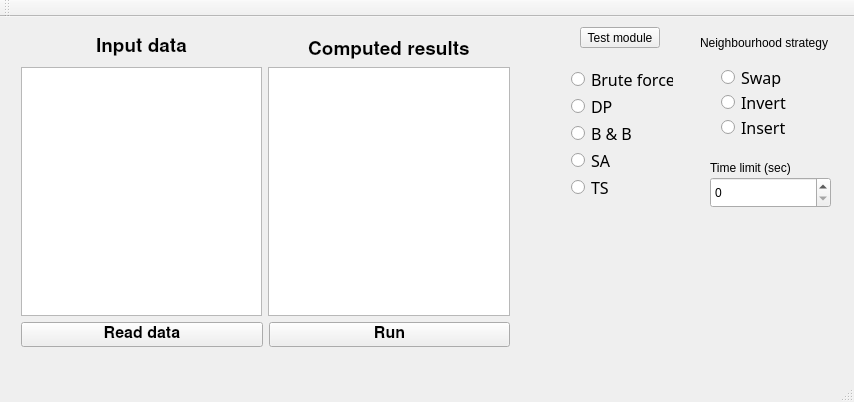
Before: the Qt Designer form gui/mainwindow.ui in ArfreeX/TravelingSalesmanProblem-PEA_1, drawn with Qt 5.
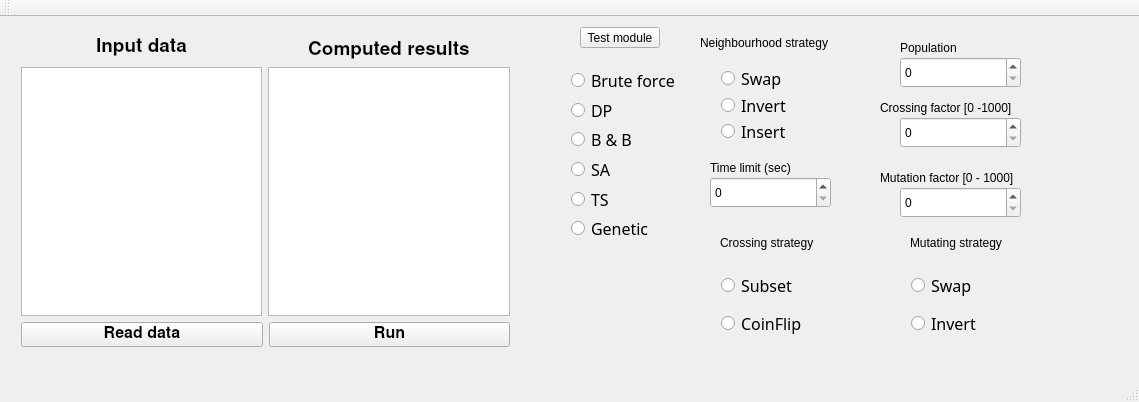
After: the same form once the commit is applied.

Commit message: Added genetic algorithm

```diff
--- a/gui/mainwindow.ui
+++ b/gui/mainwindow.ui
@@ -6,7 +6,7 @@
    <rect>
     <x>0</x>
     <y>0</y>
-    <width>854</width>
+    <width>1139</width>
     <height>402</height>
    </rect>
   </property>
@@ -28,8 +28,8 @@
      <rect>
       <x>560</x>
       <y>40</y>
-      <width>124</width>
-      <height>152</height>
+      <width>133</width>
+      <height>194</height>
      </rect>
     </property>
     <layout class="QGridLayout" name="gridLayout_3">
@@ -105,6 +105,21 @@
        </property>
       </widget>
      </item>
+     <item row="5" column="0">
+      <widget class="QRadioButton" name="boundAndBranchTwo_3">
+       <property name="font">
+        <font>
+         <family>Source Code Pro</family>
+         <pointsize>12</pointsize>
+         <weight>50</weight>
+         <bold>false</bold>
+        </font>
+       </property>
+       <property name="text">
+        <string>Genetic</string>
+       </property>
+      </widget>
+     </item>
     </layout>
    </widget>
    <widget class="QWidget" name="layoutWidget">
@@ -288,7 +303,7 @@
       <x>710</x>
       <y>40</y>
       <width>124</width>
-      <height>90</height>
+      <height>95</height>
      </rect>
     </property>
     <layout class="QGridLayout" name="gridLayout_6">
@@ -336,6 +351,198 @@
      </item>
     </layout>
    </widget>
+   <widget class="QWidget" name="layoutWidget_3">
+    <property name="geometry">
+     <rect>
+      <x>900</x>
+      <y>240</y>
+      <width>124</width>
+      <height>95</height>
+     </rect>
+    </property>
+    <layout class="QGridLayout" name="gridLayout_7">
+     <item row="1" column="0">
+      <widget class="QRadioButton" name="dynamicProgramming_3">
+       <property name="font">
+        <font>
+         <family>Source Code Pro</family>
+         <pointsize>12</pointsize>
+        </font>
+       </property>
+       <property name="text">
+        <string>Invert</string>
+       </property>
+      </widget>
+     </item>
+     <item row="0" column="0">
+      <widget class="QRadioButton" name="bruteForce_3">
+       <property name="font">
+        <font>
+         <family>Source Code Pro</family>
+         <pointsize>12</pointsize>
+        </font>
+       </property>
+       <property name="text">
+        <string>Swap</string>
+       </property>
+      </widget>
+     </item>
+    </layout>
+   </widget>
+   <widget class="QLabel" name="label_5">
+    <property name="geometry">
+     <rect>
+      <x>910</x>
+      <y>210</y>
+      <width>121</width>
+      <height>31</height>
+     </rect>
+    </property>
+    <property name="text">
+     <string>Mutating strategy</string>
+    </property>
+   </widget>
+   <widget class="QLabel" name="label_6">
+    <property name="geometry">
+     <rect>
+      <x>900</x>
+      <y>20</y>
+      <width>121</width>
+      <height>21</height>
+     </rect>
+    </property>
+    <property name="text">
+     <string>Population</string>
+    </property>
+   </widget>
+   <widget class="QSpinBox" name="spinBox_4">
+    <property name="geometry">
+     <rect>
+      <x>900</x>
+      <y>40</y>
+      <width>121</width>
+      <height>31</height>
+     </rect>
+    </property>
+    <property name="minimum">
+     <number>0</number>
+    </property>
+    <property name="maximum">
+     <number>10000</number>
+    </property>
+   </widget>
+   <widget class="QLabel" name="label_7">
+    <property name="geometry">
+     <rect>
+      <x>880</x>
+      <y>80</y>
+      <width>151</width>
+      <height>21</height>
+     </rect>
+    </property>
+    <property name="text">
+     <string>Crossing factor [0 -1000]</string>
+    </property>
+   </widget>
+   <widget class="QSpinBox" name="spinBox_5">
+    <property name="geometry">
+     <rect>
+      <x>900</x>
+      <y>100</y>
+      <width>121</width>
+      <height>31</height>
+     </rect>
+    </property>
+    <property name="minimum">
+     <number>0</number>
+    </property>
+    <property name="maximum">
+     <number>1000</number>
+    </property>
+    <property name="singleStep">
+     <number>1</number>
+    </property>
+   </widget>
+   <widget class="QLabel" name="label_8">
+    <property name="geometry">
+     <rect>
+      <x>880</x>
+      <y>150</y>
+      <width>161</width>
+      <height>21</height>
+     </rect>
+    </property>
+    <property name="text">
+     <string>Mutation factor [0 - 1000]</string>
+    </property>
+   </widget>
+   <widget class="QSpinBox" name="spinBox_6">
+    <property name="geometry">
+     <rect>
+      <x>900</x>
+      <y>170</y>
+      <width>121</width>
+      <height>31</height>
+     </rect>
+    </property>
+    <property name="minimum">
+     <number>0</number>
+    </property>
+    <property name="maximum">
+     <number>1000</number>
+    </property>
+   </widget>
+   <widget class="QLabel" name="label_9">
+    <property name="geometry">
+     <rect>
+      <x>720</x>
+      <y>210</y>
+      <width>121</width>
+      <height>31</height>
+     </rect>
+    </property>
+    <property name="text">
+     <string>Crossing strategy</string>
+    </property>
+   </widget>
+   <widget class="QWidget" name="layoutWidget_4">
+    <property name="geometry">
+     <rect>
+      <x>710</x>
+      <y>240</y>
+      <width>124</width>
+      <height>95</height>
+     </rect>
+    </property>
+    <layout class="QGridLayout" name="gridLayout_8">
+     <item row="1" column="0">
+      <widget class="QRadioButton" name="dynamicProgramming_4">
+       <property name="font">
+        <font>
+         <family>Source Code Pro</family>
+         <pointsize>12</pointsize>
+        </font>
+       </property>
+       <property name="text">
+        <string>CoinFlip</string>
+       </property>
+      </widget>
+     </item>
+     <item row="0" column="0">
+      <widget class="QRadioButton" name="bruteForce_4">
+       <property name="font">
+        <font>
+         <family>Source Code Pro</family>
+         <pointsize>12</pointsize>
+        </font>
+       </property>
+       <property name="text">
+        <string>Subset</string>
+       </property>
+      </widget>
+     </item>
+    </layout>
+   </widget>
   </widget>
   <widget class="QMenuBar" name="menuBar">
    <property name="geometry">
```
Left out of the diff: 2 changed lines with no effect on the pictures. The commit also changes 5 other files.
